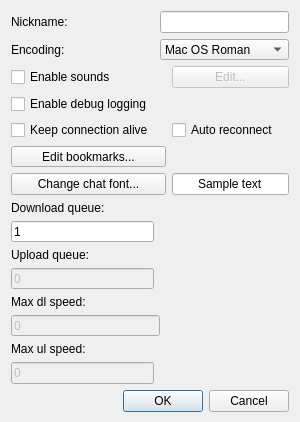
The window that dialogpreferences.ui (tjohnman/Obsession) describes before a commit, drawn with Qt 5.
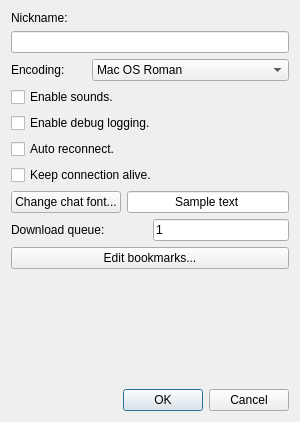
The same window after the commit.

Commit message: Improved bookmarks dialog.

The edit to the form file:
```diff
--- a/dialogpreferences.ui
+++ b/dialogpreferences.ui
@@ -31,167 +31,188 @@
   <property name="modal">
    <bool>true</bool>
   </property>
-  <layout class="QGridLayout" name="gridLayout">
-   <item row="13" column="0" colspan="2">
-    <widget class="QLineEdit" name="maxDlEdit">
-     <property name="enabled">
-      <bool>false</bool>
-     </property>
-     <property name="inputMask">
-      <string>0000</string>
-     </property>
-     <property name="text">
-      <string>0</string>
-     </property>
-    </widget>
-   </item>
-   <item row="1" column="0">
-    <widget class="QLabel" name="label_7">
-     <property name="text">
-      <string>Encoding:</string>
-     </property>
-    </widget>
-   </item>
-   <item row="0" column="0">
+  <layout class="QVBoxLayout" name="verticalLayout">
+   <item>
     <widget class="QLabel" name="label">
      <property name="text">
       <string>Nickname:</string>
      </property>
     </widget>
    </item>
-   <item row="8" column="0" colspan="2">
-    <widget class="QLabel" name="label_3">
-     <property name="text">
-      <string>Download queue:</string>
+   <item>
+    <widget class="QLineEdit" name="lineEdit">
+     <property name="minimumSize">
+      <size>
+       <width>0</width>
+       <height>20</height>
+      </size>
      </property>
     </widget>
    </item>
-   <item row="0" column="1" colspan="3">
-    <widget class="QLineEdit" name="lineEdit"/>
-   </item>
-   <item row="17" column="0" colspan="4">
-    <widget class="QDialogButtonBox" name="buttonBox">
-     <property name="orientation">
-      <enum>Qt::Horizontal</enum>
+   <item>
+    <layout class="QHBoxLayout" name="horizontalLayout_2">
+     <property name="spacing">
+      <number>-1</number>
      </property>
-     <property name="standardButtons">
-      <set>QDialogButtonBox::Cancel|QDialogButtonBox::Ok</set>
+     <property name="topMargin">
+      <number>0</number>
      </property>
-    </widget>
-   </item>
-   <item row="15" column="0">
-    <widget class="QLineEdit" name="maxUlEdit">
-     <property name="enabled">
-      <bool>false</bool>
+     <property name="bottomMargin">
+      <number>0</number>
      </property>
-     <property name="inputMask">
-      <string>0000</string>
-     </property>
-     <property name="text">
-      <string>0</string>
-     </property>
-    </widget>
+     <item>
+      <widget class="QLabel" name="label_7">
+       <property name="sizePolicy">
+        <sizepolicy hsizetype="Preferred" vsizetype="Preferred">
+         <horstretch>0</horstretch>
+         <verstretch>0</verstretch>
+        </sizepolicy>
+       </property>
+       <property name="minimumSize">
+        <size>
+         <width>0</width>
+         <height>0</height>
+        </size>
+       </property>
+       <property name="maximumSize">
+        <size>
+         <width>75</width>
+         <height>16777215</height>
+        </size>
+       </property>
+       <property name="text">
+        <string>Encoding:</string>
+       </property>
+      </widget>
+     </item>
+     <item>
+      <widget class="QComboBox" name="encodingCombo">
+       <item>
+        <property name="text">
+         <string>Mac OS Roman</string>
+        </property>
+       </item>
+       <item>
+        <property name="text">
+         <string>Shift-JIS</string>
+        </property>
+       </item>
+       <item>
+        <property name="text">
+         <string>ISO-8859-1</string>
+        </property>
+       </item>
+       <item>
+        <property name="text">
+         <string>UTF-8</string>
+        </property>
+       </item>
+      </widget>
+     </item>
+    </layout>
    </item>
-   <item row="11" column="0">
-    <widget class="QLineEdit" name="ulQueueEdit">
-     <property name="enabled">
-      <bool>false</bool>
-     </property>
-     <property name="inputMask">
-      <string>0000</string>
-     </property>
+   <item>
+    <widget class="QCheckBox" name="soundCheckBox">
      <property name="text">
-      <string>0</string>
+      <string>Enable sounds.</string>
      </property>
     </widget>
    </item>
-   <item row="14" column="0">
-    <widget class="QLabel" name="label_6">
+   <item>
+    <widget class="QCheckBox" name="debugCheckBox">
      <property name="text">
-      <string>Max ul speed:</string>
+      <string>Enable debug logging.</string>
      </property>
     </widget>
    </item>
-   <item row="5" column="3">
+   <item>
     <widget class="QCheckBox" name="checkReconnect">
      <property name="text">
-      <string>Auto reconnect</string>
+      <string>Auto reconnect.</string>
      </property>
     </widget>
    </item>
-   <item row="2" column="3">
-    <widget class="QPushButton" name="pushButton_2">
-     <property name="enabled">
-      <bool>false</bool>
-     </property>
+   <item>
+    <widget class="QCheckBox" name="checkKeepAlive">
      <property name="text">
-      <string>Edit...</string>
+      <string>Keep connection alive.</string>
      </property>
     </widget>
    </item>
-   <item row="6" column="0" colspan="3">
-    <widget class="QPushButton" name="pushButton">
+   <item>
+    <layout class="QHBoxLayout" name="horizontalLayout_4">
+     <property name="topMargin">
+      <number>0</number>
+     </property>
+     <property name="bottomMargin">
+      <number>0</number>
+     </property>
+     <item>
+      <widget class="QPushButton" name="butonChangeFont">
+       <property name="text">
+        <string>Change chat font...</string>
+       </property>
+      </widget>
+     </item>
+     <item>
+      <widget class="QLineEdit" name="sampleEdit">
+       <property name="text">
+        <string>Sample text</string>
+       </property>
+       <property name="alignment">
+        <set>Qt::AlignCenter</set>
+       </property>
+      </widget>
+     </item>
+    </layout>
+   </item>
+   <item>
+    <layout class="QHBoxLayout" name="horizontalLayout_3">
+     <property name="topMargin">
+      <number>0</number>
+     </property>
+     <property name="bottomMargin">
+      <number>0</number>
+     </property>
+     <item>
+      <widget class="QLabel" name="label_3">
+       <property name="text">
+        <string>Download queue:</string>
+       </property>
+      </widget>
+     </item>
+     <item>
+      <widget class="QLineEdit" name="dlQueueEdit">
+       <property name="sizePolicy">
+        <sizepolicy hsizetype="Minimum" vsizetype="Fixed">
+         <horstretch>0</horstretch>
+         <verstretch>0</verstretch>
+        </sizepolicy>
+       </property>
+       <property name="minimumSize">
+        <size>
+         <width>0</width>
+         <height>20</height>
+        </size>
+       </property>
+       <property name="inputMask">
+        <string>0000</string>
+       </property>
+       <property name="text">
+        <string>1</string>
+       </property>
+      </widget>
+     </item>
+    </layout>
+   </item>
+   <item>
+    <widget class="QPushButton" name="buttonBookmarks">
      <property name="text">
       <string>Edit bookmarks...</string>
      </property>
     </widget>
    </item>
-   <item row="1" column="1" colspan="3">
-    <widget class="QComboBox" name="encodingCombo">
-     <item>
-      <property name="text">
-       <string>Mac OS Roman</string>
-      </property>
-     </item>
-     <item>
-      <property name="text">
-       <string>Shift-JIS</string>
-      </property>
-     </item>
-     <item>
-      <property name="text">
-       <string>ISO-8859-1</string>
-      </property>
-     </item>
-     <item>
-      <property name="text">
-       <string>UTF-8</string>
-      </property>
-     </item>
-    </widget>
-   </item>
-   <item row="7" column="0" colspan="3">
-    <widget class="QPushButton" name="fontButton">
-     <property name="text">
-      <string>Change chat font...</string>
-     </property>
-    </widget>
-   </item>
-   <item row="4" column="0" colspan="3">
-    <widget class="QCheckBox" name="debugCheckBox">
-     <property name="text">
-      <string>Enable debug logging</string>
-     </property>
-    </widget>
-   </item>
-   <item row="7" column="3">
-    <widget class="QLineEdit" name="sampleEdit">
-     <property name="text">
-      <string>Sample text</string>
-     </property>
-     <property name="alignment">
-      <set>Qt::AlignCenter</set>
-     </property>
-    </widget>
-   </item>
-   <item row="10" column="0">
-    <widget class="QLabel" name="label_4">
-     <property name="text">
-      <string>Upload queue:</string>
-     </property>
-    </widget>
-   </item>
-   <item row="16" column="0">
+   <item>
     <spacer name="verticalSpacer">
      <property name="orientation">
       <enum>Qt::Vertical</enum>
@@ -204,40 +225,13 @@
      </property>
     </spacer>
    </item>
-   <item row="2" column="0" colspan="3">
-    <widget class="QCheckBox" name="soundCheckBox">
-     <property name="text">
-      <string>Enable sounds</string>
+   <item>
+    <widget class="QDialogButtonBox" name="buttonBox">
+     <property name="orientation">
+      <enum>Qt::Horizontal</enum>
      </property>
-    </widget>
-   </item>
-   <item row="12" column="0" colspan="2">
-    <widget class="QLabel" name="label_5">
-     <property name="text">
-      <string>Max dl speed:</string>
-     </property>
-    </widget>
-   </item>
-   <item row="5" column="0">
-    <widget class="QCheckBox" name="checkKeepAlive">
-     <property name="text">
-      <string>Keep connection alive</string>
-     </property>
-    </widget>
-   </item>
-   <item row="9" column="0">
-    <widget class="QLineEdit" name="dlQueueEdit">
-     <property name="sizePolicy">
-      <sizepolicy hsizetype="Minimum" vsizetype="Fixed">
-       <horstretch>0</horstretch>
-       <verstretch>0</verstretch>
-      </sizepolicy>
-     </property>
-     <property name="inputMask">
-      <string>0000</string>
-     </property>
-     <property name="text">
-      <string>1</string>
+     <property name="standardButtons">
+      <set>QDialogButtonBox::Cancel|QDialogButtonBox::Ok</set>
      </property>
     </widget>
    </item>
```
The commit also changes 2 other files.
